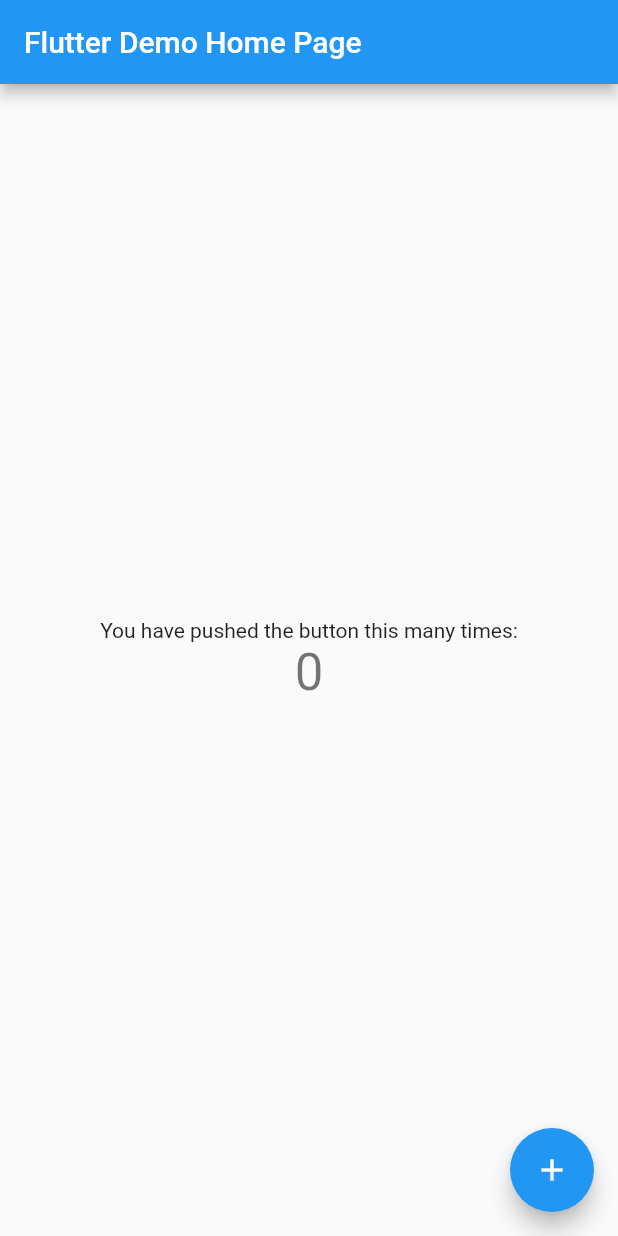
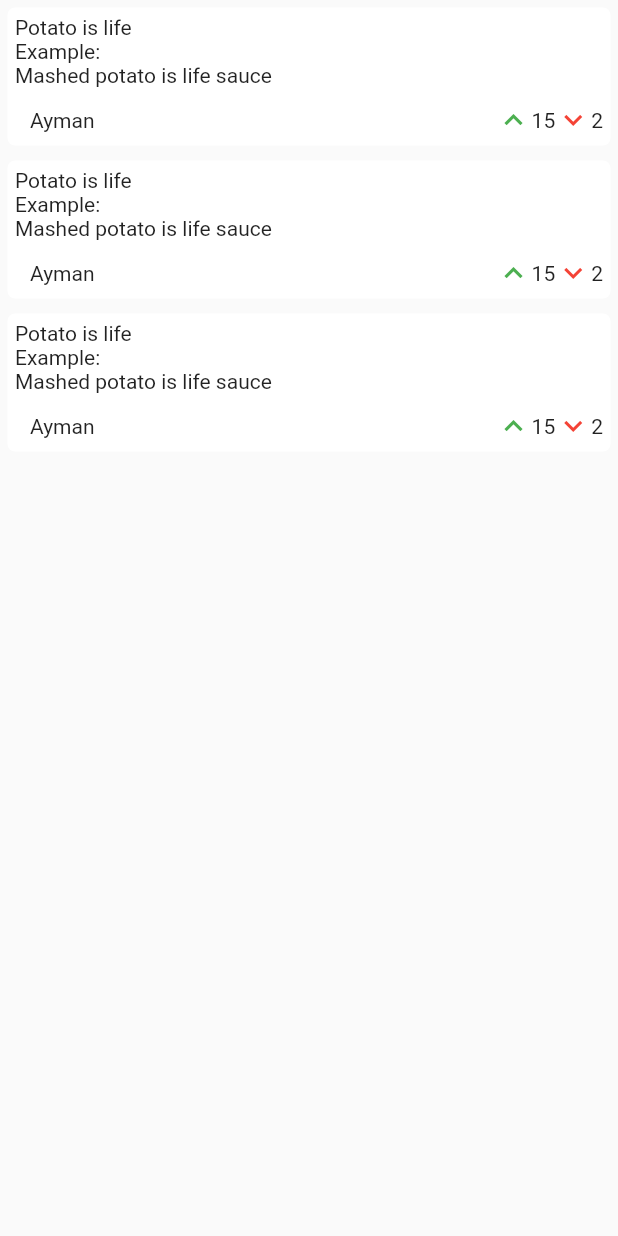
Before and after one commit to Ayman-Barghout/urban-dictionary-app, a Flutter app: the screen it shows after launch, on a phone screen of 412 x 824 dp. Run offline on Flutter 3.47's test engine with Material 2 defaults, Android fonts, the phone set to English and light mode, and no system bars.

Commit message:
updated the definition tile, removed testing folder

```diff
--- a/lib/main.dart
+++ b/lib/main.dart
@@ -1,111 +1,20 @@
 import 'package:flutter/material.dart';
 
-void main() => runApp(MyApp());
+import 'package:urban_dict_slang/screens/result_page/result_page.dart';
+import 'package:urban_dict_slang/models/definition.dart';
 
-class MyApp extends StatelessWidget {
-  // This widget is the root of your application.
+void main() => runApp(UrbanDictApp());
+
+class UrbanDictApp extends StatelessWidget {
+  const UrbanDictApp({Key key}) : super(key: key);
+
   @override
   Widget build(BuildContext context) {
     return MaterialApp(
-      title: 'Flutter Demo',
-      theme: ThemeData(
-        // This is the theme of your application.
-        //
-        // Try running your application with "flutter run". You'll see the
-        // application has a blue toolbar. Then, without quitting the app, try
-        // changing the primarySwatch below to Colors.green and then invoke
-        // "hot reload" (press "r" in the console where you ran "flutter run",
-        // or simply save your changes to "hot reload" in a Flutter IDE).
-        // Notice that the counter didn't reset back to zero; the application
-        // is not restarted.
-        primarySwatch: Colors.blue,
+      home: ResultPage(
+        potato: new Definition(
+            'Potato is life', 15, 2, 'Ayman', 'Mashed potato is life sauce'),
       ),
-      home: MyHomePage(title: 'Flutter Demo Home Page'),
     );
   }
 }
-
-class MyHomePage extends StatefulWidget {
-  MyHomePage({Key key, this.title}) : super(key: key);
-
-  // This widget is the home page of your application. It is stateful, meaning
-  // that it has a State object (defined below) that contains fields that affect
-  // how it looks.
-
-  // This class is the configuration for the state. It holds the values (in this
-  // case the title) provided by the parent (in this case the App widget) and
-  // used by the build method of the State. Fields in a Widget subclass are
-  // always marked "final".
-
-  final String title;
-
-  @override
-  _MyHomePageState createState() => _MyHomePageState();
-}
-
-class _MyHomePageState extends State<MyHomePage> {
-  int _counter = 0;
-
-  void _incrementCounter() {
-    setState(() {
-      // This call to setState tells the Flutter framework that something has
-      // changed in this State, which causes it to rerun the build method below
-      // so that the display can reflect the updated values. If we changed
-      // _counter without calling setState(), then the build method would not be
-      // called again, and so nothing would appear to happen.
-      _counter++;
-    });
-  }
-
-  @override
-  Widget build(BuildContext context) {
-    // This method is rerun every time setState is called, for instance as done
-    // by the _incrementCounter method above.
-    //
-    // The Flutter framework has been optimized to make rerunning build methods
-    // fast, so that you can just rebuild anything that needs updating rather
-    // than having to individually change instances of widgets.
-    return Scaffold(
-      appBar: AppBar(
-        // Here we take the value from the MyHomePage object that was created by
-        // the App.build method, and use it to set our appbar title.
-        title: Text(widget.title),
-      ),
-      body: Center(
-        // Center is a layout widget. It takes a single child and positions it
-        // in the middle of the parent.
-        child: Column(
-          // Column is also a layout widget. It takes a list of children and
-          // arranges them vertically. By default, it sizes itself to fit its
-          // children horizontally, and tries to be as tall as its parent.
-          //
-          // Invoke "debug painting" (press "p" in the console, choose the
-          // "Toggle Debug Paint" action from the Flutter Inspector in Android
-          // Studio, or the "Toggle Debug Paint" command in Visual Studio Code)
-          // to see the wireframe for each widget.
-          //
-          // Column has various properties to control how it sizes itself and
-          // how it positions its children. Here we use mainAxisAlignment to
-          // center the children vertically; the main axis here is the vertical
-          // axis because Columns are vertical (the cross axis would be
-          // horizontal).
-          mainAxisAlignment: MainAxisAlignment.center,
-          children: <Widget>[
-            Text(
-              'You have pushed the button this many times:',
-            ),
-            Text(
-              '$_counter',
-              style: Theme.of(context).textTheme.display1,
-            ),
-          ],
-        ),
-      ),
-      floatingActionButton: FloatingActionButton(
-        onPressed: _incrementCounter,
-        tooltip: 'Increment',
-        child: Icon(Icons.add),
-      ), // This trailing comma makes auto-formatting nicer for build methods.
-    );
-  }
-}
--- a/lib/screens/result_page/result_page.dart
+++ b/lib/screens/result_page/result_page.dart
@@ -0,0 +1,31 @@
+import 'package:flutter/material.dart';
+
+import 'package:urban_dict_slang/widgets/definition_tile.dart';
+import 'package:urban_dict_slang/models/definition.dart';
+
+class ResultPage extends StatelessWidget {
+  const ResultPage({Key key, this.potato}) : super(key: key);
+
+  final Definition potato;
+
+  @override
+  Widget build(BuildContext context) {
+    return Scaffold(
+      body: Container(
+        child: Column(
+          children: <Widget>[
+            DefinitionTile(
+              definition: potato,
+            ),
+            DefinitionTile(
+              definition: potato,
+            ),
+            DefinitionTile(
+              definition: potato,
+            ),
+          ],
+        ),
+      ),
+    );
+  }
+}
--- a/lib/widgets/definition_tile.dart
+++ b/lib/widgets/definition_tile.dart
@@ -9,14 +9,50 @@ class DefinitionTile extends StatelessWidget {
   @override
   Widget build(BuildContext context) {
     return Container(
-      child: Container(
-        child: Column(children: <Widget>[
-          Text('Definition:'),
+      decoration: BoxDecoration(
+          borderRadius: BorderRadius.circular(5.0), color: Colors.white),
+      padding: EdgeInsets.all(5.0),
+      margin: EdgeInsets.all(5.0),
+      child: Column(
+        crossAxisAlignment: CrossAxisAlignment.stretch,
+        children: <Widget>[
           Text(definition.definition),
           Text('Example:'),
           Text(definition.example),
-          Text('Author: ${definition.author}'),
-        ],),
+          SizedBox(
+            height: 10.0,
+          ),
+          Row(
+            crossAxisAlignment: CrossAxisAlignment.center,
+            mainAxisAlignment: MainAxisAlignment.spaceEvenly,
+            children: <Widget>[
+              Expanded(
+                child: Container(
+                  padding: EdgeInsets.only(left: 10.0),
+                  child: Text(
+                    definition.author,
+                    textAlign: TextAlign.left,
+                  ),
+                ),
+              ),
+              Row(
+                children: <Widget>[
+                  Icon(Icons.keyboard_arrow_up, color: Colors.green),
+                  Text(definition.thumbsUp.toString()),
+                ],
+              ),
+              Row(
+                children: <Widget>[
+                  Icon(
+                    Icons.keyboard_arrow_down,
+                    color: Colors.red,
+                  ),
+                  Text(definition.thumbsDown.toString()),
+                ],
+              ),
+            ],
+          ),
+        ],
       ),
     );
   }
```
Also changed, not shown: 1 other file.
